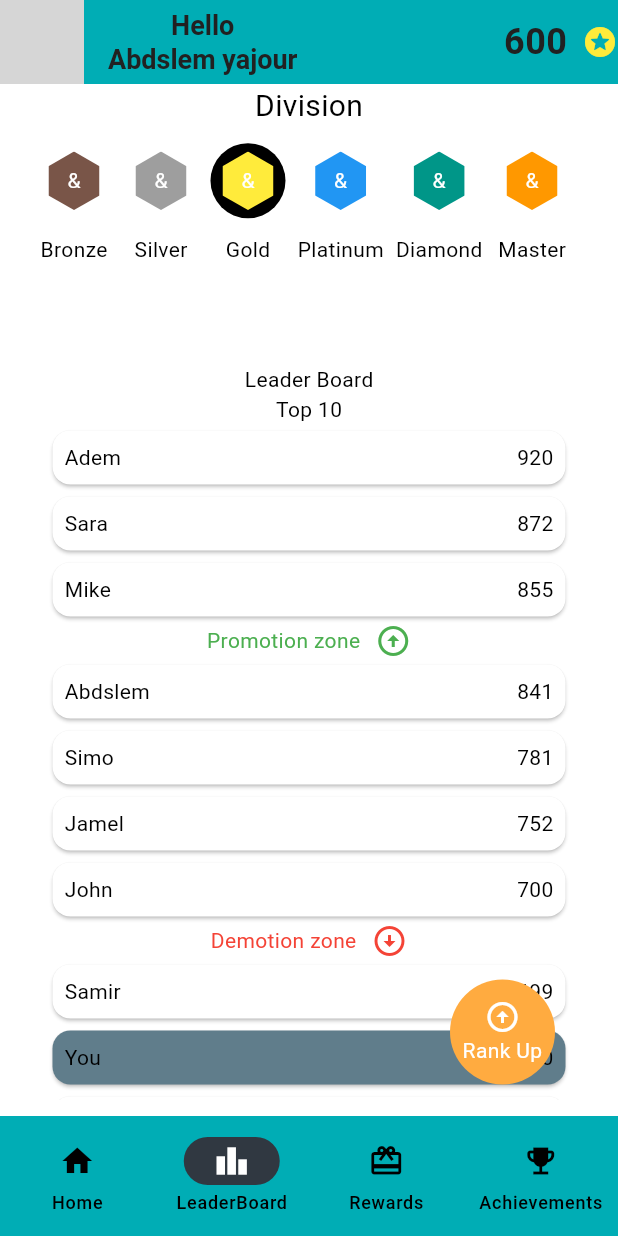
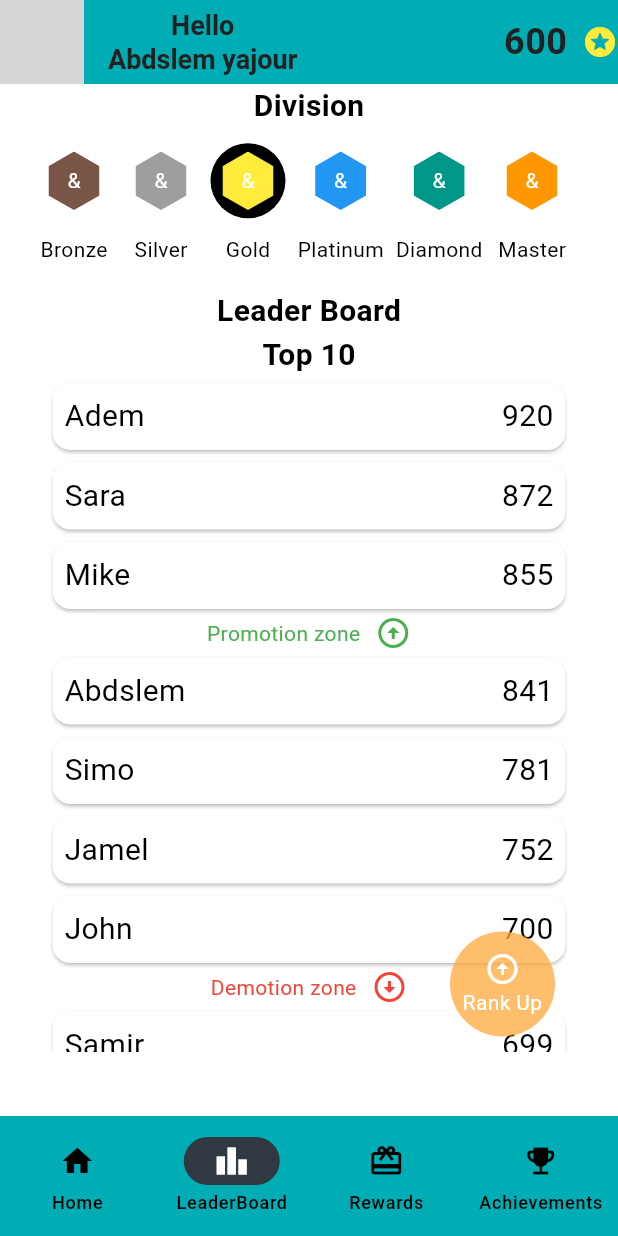
Before and after one commit to mohamedhassanamara/education_app, a Flutter app: the screen it shows after launch, item 2 of the bottom bar chosen, on a phone screen of 412 x 824 dp. Run offline on Flutter 3.47's test engine with Material 3 defaults, Android fonts, the phone set to English and light mode, and no system bars; network calls fail; grey boxes are pictures that could not be loaded.

Commit message:
leader board

```diff
--- a/lib/ui/view/leader_board_screen.dart
+++ b/lib/ui/view/leader_board_screen.dart
@@ -78,10 +78,10 @@ class _LeaderBoardScreenState extends State<LeaderBoardScreen>{
     return Scaffold(
       body: Column(
         children: [
-          const Text('Division', style: TextStyle(fontSize: 20)),
+          const Text('Division', style: TextStyle(fontSize: 20, fontWeight: FontWeight.bold)),
           const SizedBox(height: 8),
           Container(
-            height: 150,
+            height: 100,
             padding: const EdgeInsets.symmetric(horizontal: 16),
             child: ListView.builder(
               scrollDirection: Axis.horizontal,
@@ -98,8 +98,8 @@ class _LeaderBoardScreenState extends State<LeaderBoardScreen>{
               },
             ),
           ),
-          const Text('Leader Board'),
-          const Text('Top 10'),
+          const Text('Leader Board', style: TextStyle(fontSize: 20, fontWeight: FontWeight.bold)),
+          const Text('Top 10', style: TextStyle(fontSize: 20, fontWeight: FontWeight.bold)),
           Stack(
             children: [
               SizedBox(
@@ -120,8 +120,8 @@ class _LeaderBoardScreenState extends State<LeaderBoardScreen>{
                                 child: Row(
                                   mainAxisAlignment: MainAxisAlignment.spaceBetween,
                                   children: [
-                                    Text(users[index].name),
-                                    Text(users[index].points.toString()),
+                                    Text(users[index].name,style: TextStyle(fontSize: 20),),
+                                    Text(users[index].points.toString(),style: TextStyle(fontSize: 20),),
                                   ],
                                 ),
                               ),
@@ -159,8 +159,8 @@ class _LeaderBoardScreenState extends State<LeaderBoardScreen>{
                                 child: Row(
                                   mainAxisAlignment: MainAxisAlignment.spaceBetween,
                                   children: [
-                                    Text(users[index].name),
-                                    Text(users[index].points.toString()),
+                                    Text(users[index].name,style: TextStyle(fontSize: 20),),
+                                    Text(users[index].points.toString(),style: TextStyle(fontSize: 20), ),
                                   ],
                                 ),
                               ),
@@ -197,8 +197,8 @@ class _LeaderBoardScreenState extends State<LeaderBoardScreen>{
                               child: Row(
                                 mainAxisAlignment: MainAxisAlignment.spaceBetween,
                                 children: [
-                                  Text(users[index].name),
-                                  Text(users[index].points.toString()),
+                                  Text(users[index].name,style: TextStyle(fontSize: 20),),
+                                  Text(users[index].points.toString(),style: TextStyle(fontSize: 20),),
                                 ],
                               ),
                             ),
@@ -226,9 +226,9 @@ class _LeaderBoardScreenState extends State<LeaderBoardScreen>{
                   child: Container(
                     width: 70,
                     height: 70,
-                    decoration: const BoxDecoration(
+                    decoration: BoxDecoration(
                       shape: BoxShape.circle,
-                      color: Colors.orangeAccent,
+                      color: Colors.orangeAccent.withOpacity(0.775),
                     ),
                     child: const Column(
                       mainAxisAlignment: MainAxisAlignment.center,
--- a/lib/ui/view/quiz_result_screen.dart
+++ b/lib/ui/view/quiz_result_screen.dart
@@ -1,6 +1,7 @@
 import 'package:education_app/core/view_models/user_view_model.dart';
 import 'package:education_app/ui/shared/app_colors.dart';
 import 'package:flutter/material.dart';
+import 'package:provider/provider.dart';
 import '../shared/text_styles.dart';
 
 class QuizResultScreen extends StatelessWidget {
@@ -30,7 +31,7 @@ class QuizResultScreen extends StatelessWidget {
         ),
         actions: [
           Text(
-            '999',
+            userViewModel.getPoints.toString(),
             style: TextStyles.title,
           ),
           const SizedBox(
```
